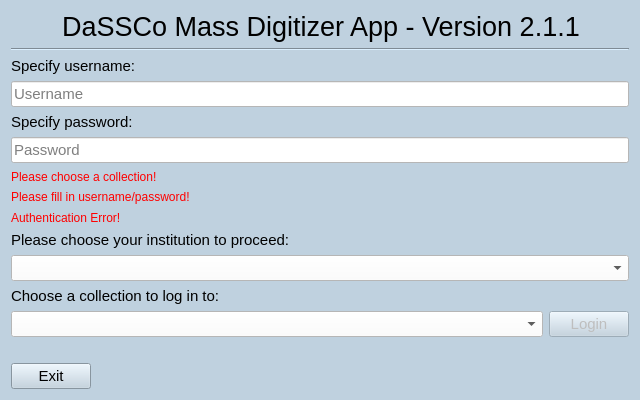
Before: the Qt Designer form MassDigitizer/ui/homescreen.ui in NHMDenmark/Mass-Digitizer, drawn with Qt 5.
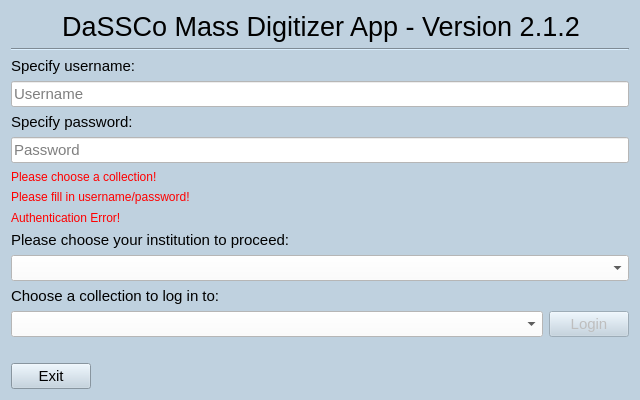
After: the same form once the commit is applied.

The edit to the form file:
```diff
--- a/MassDigitizer/ui/homescreen.ui
+++ b/MassDigitizer/ui/homescreen.ui
@@ -61,7 +61,7 @@
       </font>
      </property>
      <property name="text">
-      <string>DaSSCo Mass Digitizer App - Version 2.1.1</string>
+      <string>DaSSCo Mass Digitizer App - Version 2.1.2</string>
      </property>
      <property name="alignment">
       <set>Qt::AlignmentFlag::AlignCenter</set>
```
